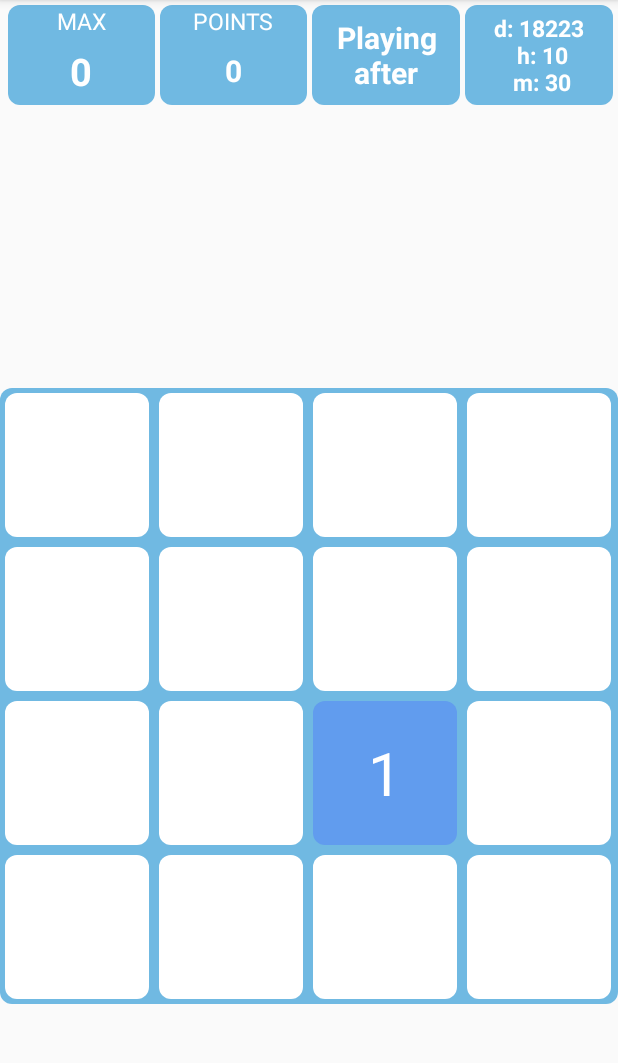
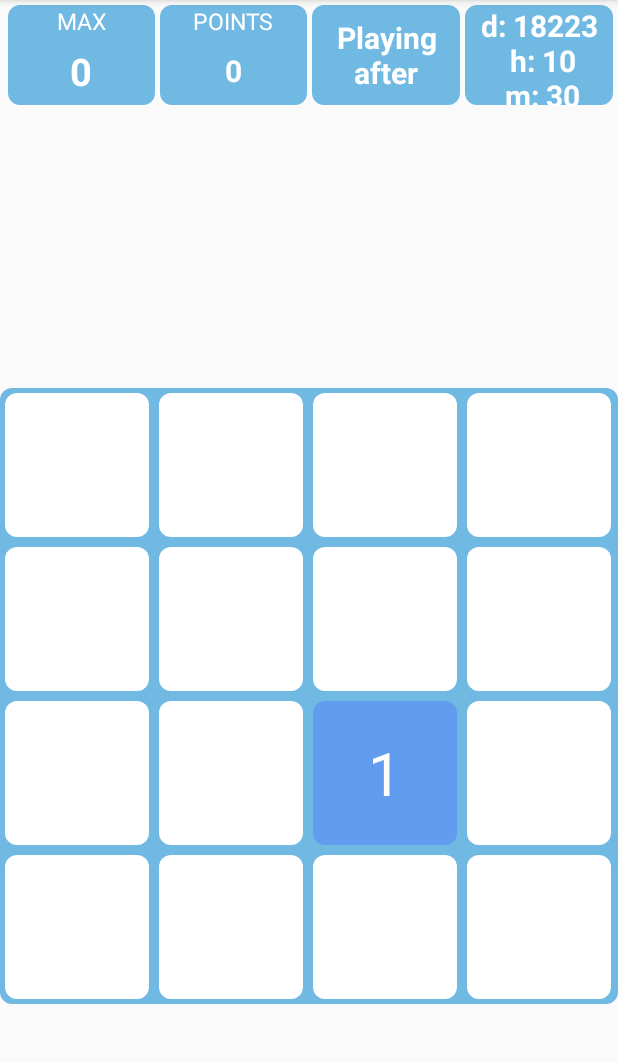
Before and after one commit to JanKolla/ThreesTamz, an Android app: the screen it shows after launch (MainActivity), on a phone screen of 412 x 824 dp, the part 84-1147 px from its top. Run offline under Robolectric (Android 15) with nearby library versions, the phone set to English and light mode, and no system bars; libraries missing offline, so code that uses them is left out: com.squareup.seismic; 2 statements that could not run were skipped.

Commit message:
next tile size increase

```diff
--- a/app/src/main/java/com/example/threes/Game.java
+++ b/app/src/main/java/com/example/threes/Game.java
@@ -29,8 +29,6 @@ public class Game {
     public boolean gameOver=false;
     DatabaseHelper databaseHelper;
 
-
-
     private AlertDialog.Builder builder1;
 
     static {
@@ -43,14 +41,14 @@ public class Game {
     public void init(final Context context) {
         databaseHelper=new DatabaseHelper(context);
 
-
-
         builder1 = new AlertDialog.Builder(context);
         final EditText editText=new EditText(context);
+
         LinearLayout.LayoutParams layoutParams=new LinearLayout.LayoutParams(
                 LinearLayout.LayoutParams.MATCH_PARENT,
                 LinearLayout.LayoutParams.MATCH_PARENT);
         editText.setLayoutParams(layoutParams);
+
         builder1.setView(editText);
         builder1.setMessage("Game over");
         builder1.setCancelable(true);
@@ -77,8 +75,6 @@ public class Game {
                 }
         );
 
-
-
         tiles=new Tile[4][4];
         score=0;
         gameOver=false;
@@ -88,11 +84,14 @@ public class Game {
                 arr.add(0);
             }
         }
+
         TypedArray typedArray=context.getResources().obtainTypedArray(R.array.myColors);
         colors=new int[typedArray.length()];
+
         for(int i=0;i<colors.length;i++){
             colors[i]=typedArray.getColor(i,0);
         }
+
         typedArray.recycle();
         randomVal();
         refresh();
@@ -130,17 +129,13 @@ public class Game {
             }
         }
         nextVal=newVal;
-        Log.d("next",""+nextVal);
-
     }
 
     public void refresh(){
-        Log.d("pohyb","jo");
         arr.clear();
         int counter=0;
         for(int i=0;i<4;i++){
             for(int j=0;j<4;j++){
-                //arr.add(gameTiles[i][j]);
                 tiles[i][j].modified=false;
                 arr.add(tiles[i][j].value);
                 if(tiles[i][j].value!=0){
@@ -149,7 +144,6 @@ public class Game {
             }
         }
         if(counter==16){
-            Log.d("counter","16");
             checkGameOver();
         }
         if(gameOver){
@@ -360,8 +354,4 @@ public class Game {
         }
         refresh();
     }
-
-
-
-
 }
--- a/app/src/main/res/layout/activity_main.xml
+++ b/app/src/main/res/layout/activity_main.xml
@@ -109,7 +109,7 @@
                     android:gravity="center"
                     android:text=""
                     android:textColor="#FFFFFF"
-                    android:textSize="15sp"
+                    android:textSize="20sp"
                     android:textStyle="bold"></TextView>
             </LinearLayout>
         </LinearLayout>
```
Also changed, not shown: app/src/main/java/com/example/threes/MainActivity.java (+0 -9 lines).
